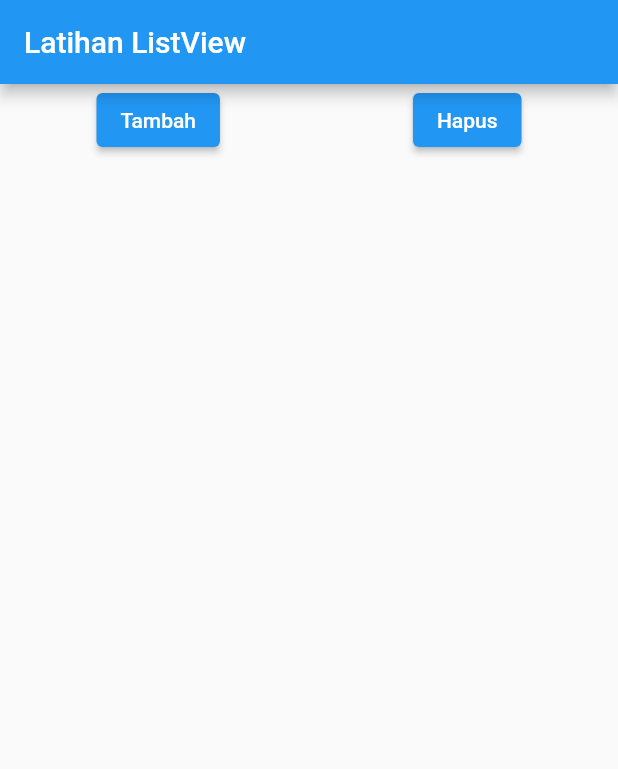
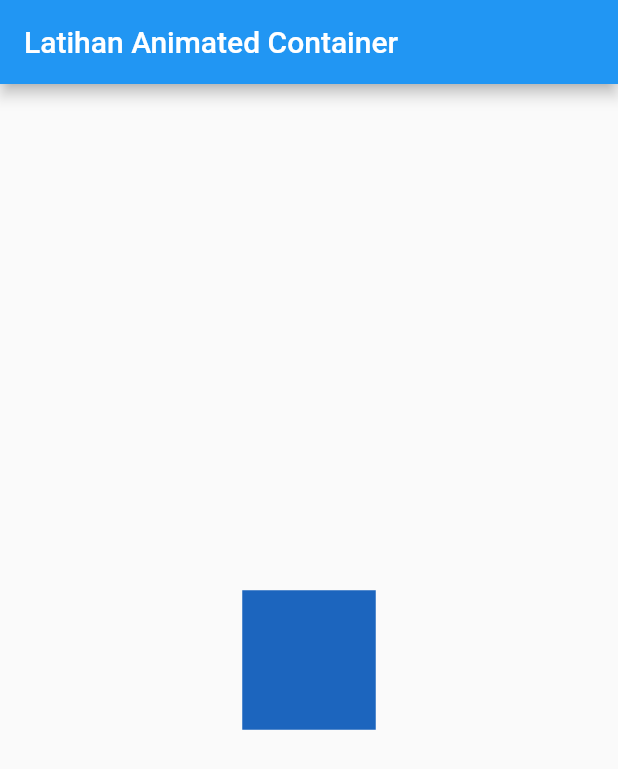
Before and after one commit to askaerlangga/belajar_flutter_dasar, a Flutter app: the screen it shows after launch, on a phone screen of 412 x 824 dp. Shown: the top 769 px of the screen. Run offline on Flutter 3.47's test engine with Material 2 defaults, Android fonts, the phone set to English and light mode, and no system bars.

Commit message:
AnimatedContainer dan GestureDetector

```diff
--- a/lib/main.dart
+++ b/lib/main.dart
@@ -1,57 +1,39 @@
+import 'dart:math';
+
 import 'package:flutter/cupertino.dart';
 import 'package:flutter/material.dart';
 
 void main() {
   runApp(const MyApp());
 }
-
 class MyApp extends StatefulWidget {
-  const MyApp({Key? key}) : super(key: key);
+  const MyApp({ Key? key }) : super(key: key);
 
   @override
   _MyAppState createState() => _MyAppState();
 }
 
 class _MyAppState extends State<MyApp> {
-  List<Widget> widgets = [];
-  int i = 1;
+  Random random = Random();
 
   @override
   Widget build(BuildContext context) {
     return MaterialApp(
       home: Scaffold(
-        appBar: AppBar(title: Text('Latihan ListView')),
-        body: ListView(children: <Widget>[
-          Row(
-            mainAxisAlignment: MainAxisAlignment.spaceAround,
-            children: <Widget>[
-              ElevatedButton(
-                child: Text('Tambah'),
-                onPressed: () {
-                  setState(() {
-                    widgets.add(
-                        Text('Data ke-$i', style: TextStyle(fontSize: 50)));
-                    i++;
-                  });
-                },
-              ),
-              ElevatedButton(
-                child: Text('Hapus'),
-                onPressed: () {
-                  setState(() {
-                    if (widgets.isNotEmpty) {
-                      widgets.removeLast();
-                      i--;
-                    }
-                  });
-                },
-              ),
-            ],
+        appBar: AppBar(title: Text('Latihan Animated Container')),
+        body: Center(
+          child: GestureDetector(
+            onTap: () {
+              setState(() {});
+            },
+            child: AnimatedContainer(
+              duration: Duration(milliseconds: 800),
+              color: Color.fromARGB(255, random.nextInt(256), random.nextInt(256), random.nextInt(256)),
+              width: 50.0 + random.nextInt(101),
+              height: 50.0 + random.nextInt(101),
+            ),
           ),
-          Column(
-            children: widgets,
-          )
-        ]),
+        ),
       ),
     );
   }
```
